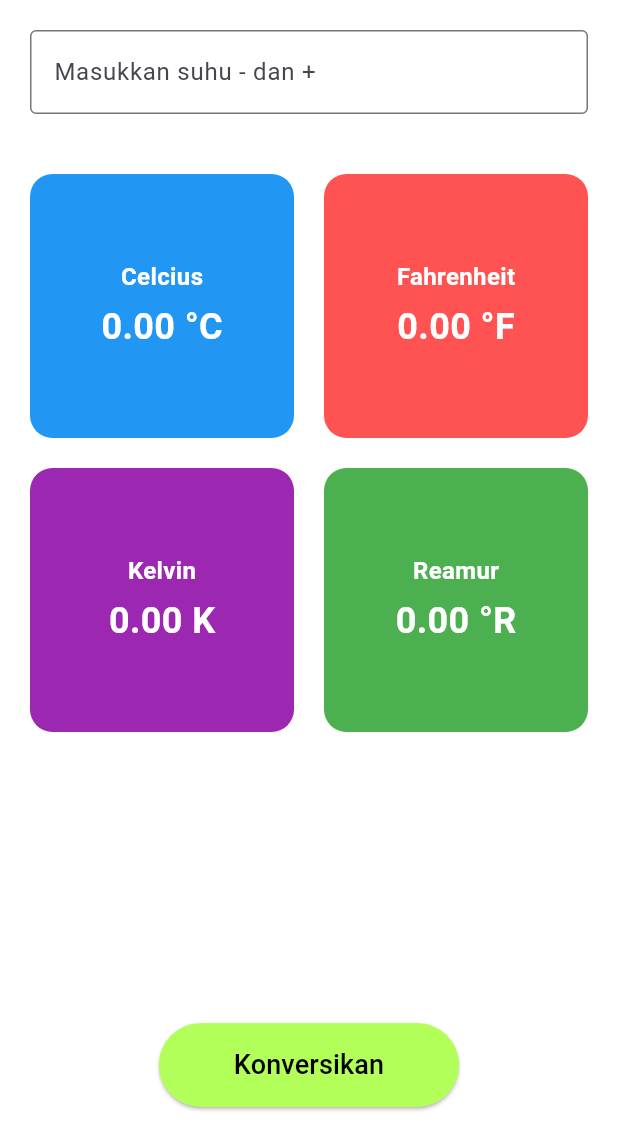
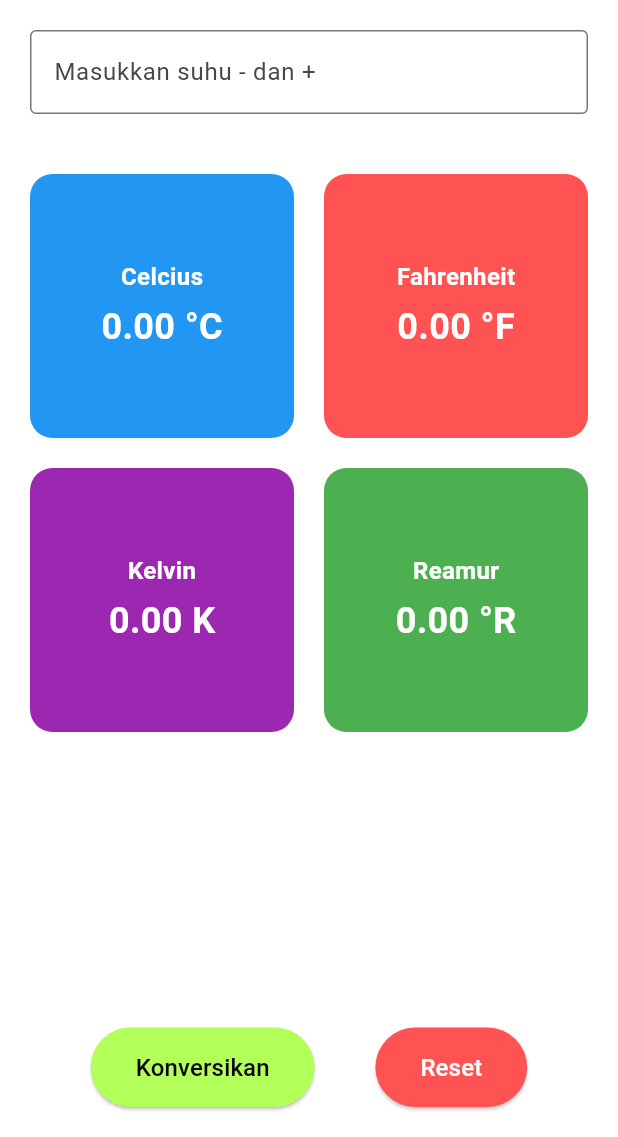
Before and after one commit to vorgive/KonversiSuhu, a Flutter app: the KonversiSuhuScreen screen opened directly, on a phone screen of 412 x 824 dp, the part 99-1236 px from its top. Run offline on Flutter 3.47's test engine with Material 3 defaults, Android fonts, the phone set to English and light mode, and no system bars.

Commit message:
Add files via upload
menambahkan provider kedalam aplikasi kalkulator suhu dan menabahkan tombol reset

```diff
--- a/lib/home_page.dart
+++ b/lib/home_page.dart
@@ -37,6 +37,16 @@ class KonversiSuhuScreenState extends State<KonversiSuhuScreen> {
       fahrenheit = (inputUser * 9 / 5) + 32;
       kelvin = inputUser + 273.15;
       reamur = inputUser * 4 / 5;
+    });
+  }
+
+  void resetSuhu() {
+    setState(() {
+      suhuController.clear();
+      celcius = 0;
+      fahrenheit = 0;
+      kelvin = 0;
+      reamur = 0;
     });
   }
 
@@ -88,17 +98,33 @@ class KonversiSuhuScreenState extends State<KonversiSuhuScreen> {
               ),
             ),
             Padding(
-              padding: EdgeInsets.all(20),
-              child: ElevatedButton(
+              padding: EdgeInsets.symmetric(horizontal: 20, vertical: 20),
+              child: Row(
+                mainAxisAlignment: MainAxisAlignment.spaceEvenly,
+                children: [
+                  ElevatedButton(
                     onPressed: konversiSuhu,
                     style: ElevatedButton.styleFrom(
                       backgroundColor: Colors.lightGreenAccent,
-                  padding: EdgeInsets.symmetric(vertical: 15, horizontal: 50),
+                      padding: EdgeInsets.symmetric(vertical: 15, horizontal: 30),
                     ),
                     child: Text(
                       'Konversikan',
-                  style: TextStyle(fontSize: 18, color: Colors.black),
+                      style: TextStyle(fontSize: 16, color: Colors.black),
                     ),
+                  ),
+                  ElevatedButton(
+                    onPressed: resetSuhu,
+                    style: ElevatedButton.styleFrom(
+                      backgroundColor: Colors.redAccent,
+                      padding: EdgeInsets.symmetric(vertical: 15, horizontal: 30),
+                    ),
+                    child: Text(
+                      'Reset',
+                      style: TextStyle(fontSize: 16, color: Colors.white),
+                    ),
+                  ),
+                ],
               ),
             ),
           ],
--- a/pubspec.yaml
+++ b/pubspec.yaml
@@ -1,4 +1,4 @@
-name: aplikasikonversisuhu
+name: aplikasikalkulator
 description: "A new Flutter project."
 # The following line prevents the package from being accidentally published to
 # pub.dev using `flutter pub publish`. This is preferred for private packages.
@@ -30,6 +30,7 @@ environment:
 dependencies:
   flutter:
     sdk: flutter
+  provider: ^6.1.1
 
   # The following adds the Cupertino Icons font to your application.
   # Use with the CupertinoIcons class for iOS style icons.
```
Also changed, not shown: lib/login_page.dart (+14 -8 lines), lib/main.dart (+12 -18 lines), lib/suhu_provider.dart (added, +21 -0 lines), 1 other file. Lines whose indentation alone changed are shown as unchanged.
